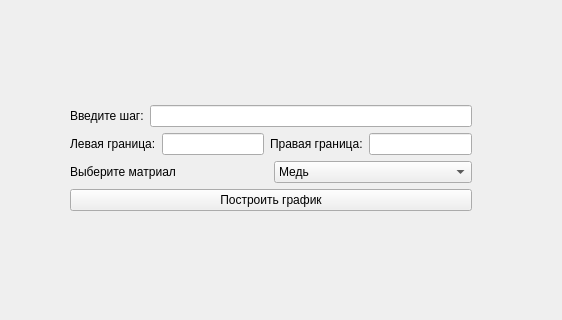
This is mainwindow.ui in Athhh/Diplom as Qt 5 draws it before an edit; both pictures show x 0 to 562 and y 125 to 445 of the 1285 by 669 pixel window. The edited form follows.
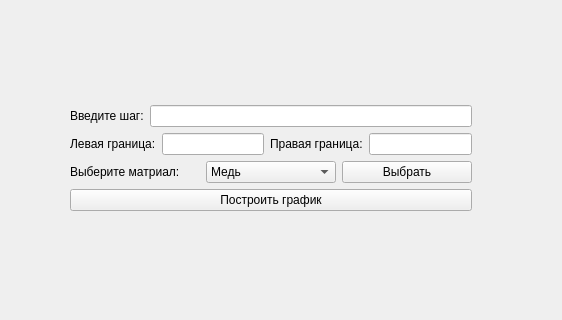
This is the edited form. Custom widgets are drawn as their Qt base class.

Diff of the .ui file:
```diff
--- a/mainwindow.ui
+++ b/mainwindow.ui
@@ -24,7 +24,7 @@
      </rect>
     </property>
    </widget>
-   <widget class="QWidget" name="">
+   <widget class="QWidget" name="layoutWidget">
     <property name="geometry">
      <rect>
       <x>70</x>
@@ -73,7 +73,7 @@
        <item>
         <widget class="QLabel" name="label_4">
          <property name="text">
-          <string>Выберите матриал</string>
+          <string>Выберите матриал:</string>
          </property>
         </widget>
        </item>
@@ -96,6 +96,13 @@
          </item>
         </widget>
        </item>
+       <item>
+        <widget class="QPushButton" name="choose">
+         <property name="text">
+          <string>Выбрать</string>
+         </property>
+        </widget>
+       </item>
       </layout>
      </item>
      <item row="3" column="0" colspan="2">
```
